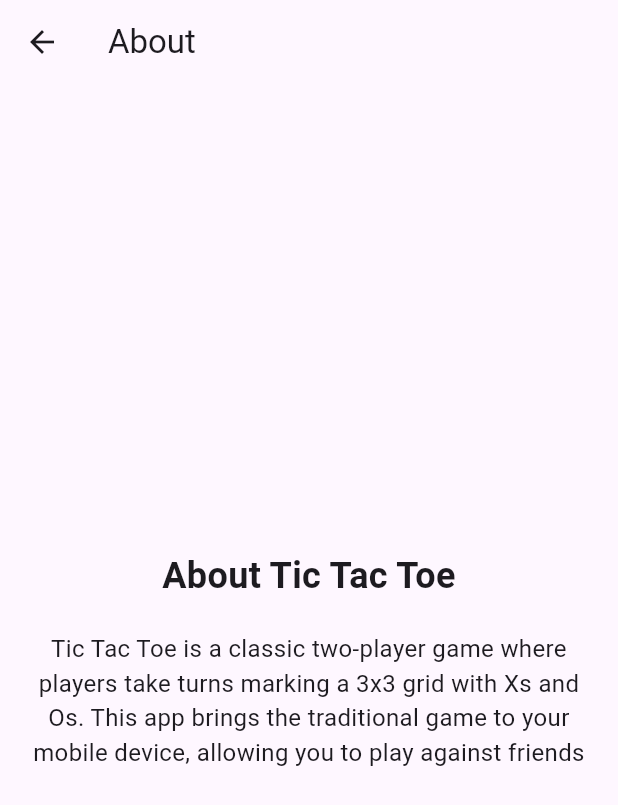
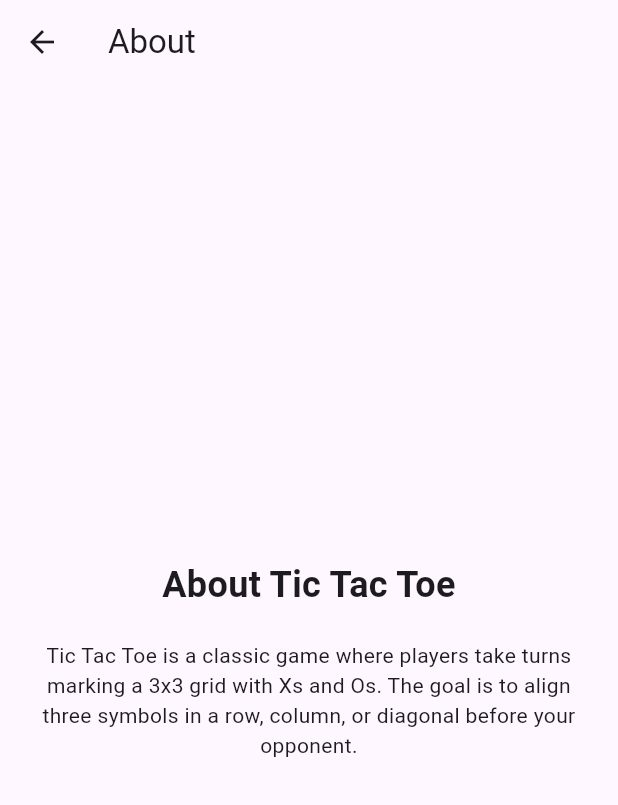
Before and after one commit to Kuvernoori/Tic-Tac-Toe, a Flutter app: the AboutPage screen opened directly, on a phone screen of 412 x 824 dp. Shown: the top 805 px of the screen. Run offline on Flutter 3.47's test engine with Material 3 defaults, Android fonts, the phone set to English and light mode, and no system bars.

Commit message:
add: about page which contain information about game

```diff
--- a/lib/about_page.dart
+++ b/lib/about_page.dart
@@ -9,25 +9,29 @@ class AboutPage extends StatelessWidget {
       appBar: AppBar(
         title: const Text('About'),
       ),
-      body: const Center(
+      body: Center(
         child: Padding(
-          padding: EdgeInsets.all(16.0),
+          padding: const EdgeInsets.all(16.0),
           child: Column(
             mainAxisAlignment: MainAxisAlignment.center,
             children: [
-              Text(
+              const Text(
                 'About Tic Tac Toe',
                 style: TextStyle(fontSize: 24, fontWeight: FontWeight.bold),
                 textAlign: TextAlign.center,
               ),
-              SizedBox(height: 20),
-              Text(
-                'Tic Tac Toe is a classic two-player game where players take turns marking '
-                'a 3x3 grid with Xs and Os. '
-                'This app brings the traditional game to your mobile device, allowing you to play '
-                'against friends',
-                style: TextStyle(fontSize: 16),
-                textAlign: TextAlign.center,
+              const SizedBox(height: 20),
+              LayoutBuilder(
+                builder: (context, constraints) {
+                  double fontSize = constraints.maxWidth < 400 ? 14 : 16;
+                  return Text(
+                    'Tic Tac Toe is a classic game where players take turns marking '
+                    'a 3x3 grid with Xs and Os. The goal is to align three symbols '
+                    'in a row, column, or diagonal before your opponent.',
+                    style: TextStyle(fontSize: fontSize),
+                    textAlign: TextAlign.center,
+                  );
+                },
               ),
             ],
           ),
```
